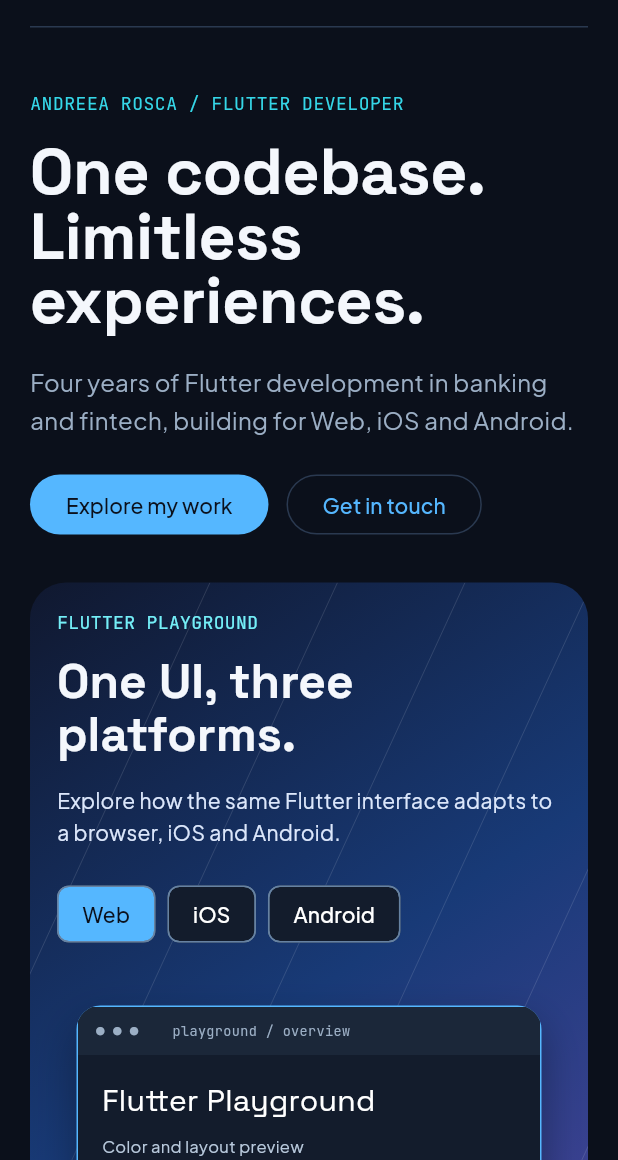
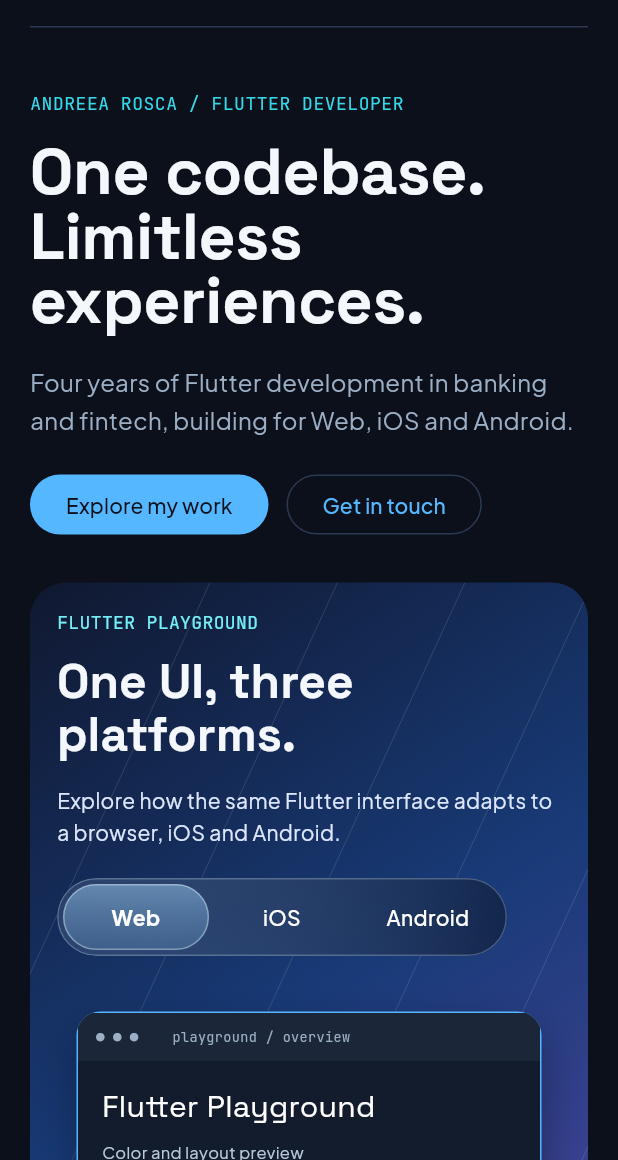
Before and after one commit to roscaandreea/beyond-platforms, a Flutter app: the screen it shows after launch, on a phone screen of 412 x 824 dp, the part 76-1236 px from its top. Run offline on Flutter 3.47's test engine with Material 3 defaults, Android fonts, the phone set to English and light mode, and no system bars; our stand-ins replace material_ui.

Commit message:
fix(playground): Added segmented control instead of separate buttons

```diff
--- a/lib/features/playground/playground.dart
+++ b/lib/features/playground/playground.dart
@@ -1,3 +1,5 @@
+import 'dart:ui' show ImageFilter;
+
 import 'package:material_ui/material_ui.dart';
 
 enum PlatformPreview { web, ios, android }
@@ -92,31 +94,11 @@ class _PlaygroundState extends State<Playground>
                     style: TextStyle(color: Color(0xFFDCE7FB), height: 1.5),
                   ),
                   const SizedBox(height: 20),
-                  Wrap(
-                    spacing: 8,
-                    runSpacing: 8,
-                    children: [
-                      for (final platform in PlatformPreview.values)
-                        ChoiceChip(
-                          label: Text(platform.label),
-                          selected: platform == _selected,
-                          showCheckmark: false,
-                          selectedColor: const Color(0xFF55B7FF),
-                          backgroundColor: const Color(0xFF131C2C),
-                          side: const BorderSide(color: Color(0xFF6682A2)),
-                          labelStyle: TextStyle(
-                            color: platform == _selected
-                                ? const Color(0xFF0B101B)
-                                : Colors.white,
-                          ),
-                          padding: const EdgeInsets.symmetric(
-                            horizontal: 8,
-                            vertical: 8,
-                          ),
-                          onSelected: (_) =>
-                              setState(() => _selected = platform),
-                        ),
-                    ],
+                  _GlassPlatformSelector(
+                    selected: _selected,
+                    reduceMotion: _reduceMotion,
+                    onSelected: (platform) =>
+                        setState(() => _selected = platform),
                   ),
                 ],
               );
@@ -166,7 +148,9 @@ class _PlaygroundState extends State<Playground>
                                         milliseconds: _reduceMotion ? 0 : 250,
                                       ),
                                       child: AnimatedOpacity(
-                                        opacity: platform == _selected ? 1 : .7,
+                                        opacity: platform == _selected
+                                            ? 1
+                                            : 0.64,
                                         duration: Duration(
                                           milliseconds: _reduceMotion ? 0 : 250,
                                         ),
@@ -210,6 +194,141 @@ class _PlaygroundState extends State<Playground>
                       ),
               );
             },
+          ),
+        ),
+      ),
+    );
+  }
+}
+
+class _GlassPlatformSelector extends StatelessWidget {
+  const _GlassPlatformSelector({
+    required this.selected,
+    required this.reduceMotion,
+    required this.onSelected,
+  });
+
+  final PlatformPreview selected;
+  final bool reduceMotion;
+  final ValueChanged<PlatformPreview> onSelected;
+
+  @override
+  Widget build(BuildContext context) {
+    final highContrast = MediaQuery.highContrastOf(context);
+    final radius = BorderRadius.circular(26);
+    return ConstrainedBox(
+      constraints: const BoxConstraints(maxWidth: 300),
+      child: ClipRRect(
+        borderRadius: radius,
+        child: BackdropFilter(
+          enabled: !highContrast,
+          filter: ImageFilter.blur(sigmaX: 12, sigmaY: 12),
+          child: DecoratedBox(
+            decoration: BoxDecoration(
+              borderRadius: radius,
+              border: Border.all(
+                color: highContrast ? Colors.white : const Color(0x42DCF1FF),
+              ),
+              gradient: LinearGradient(
+                begin: Alignment.topLeft,
+                end: Alignment.bottomRight,
+                colors: highContrast
+                    ? const [Color(0xFF111827), Color(0xFF111827)]
+                    : const [Color(0x39758FAC), Color(0x8C0A1324)],
+              ),
+            ),
+            child: Padding(
+              padding: const EdgeInsets.all(4),
+              child: Stack(
+                alignment: Alignment.center,
+                children: [
+                  Positioned.fill(
+                    child: IgnorePointer(
+                      child: AnimatedAlign(
+                        duration: Duration(
+                          milliseconds: reduceMotion ? 0 : 280,
+                        ),
+                        curve: Curves.easeOutCubic,
+                        alignment: Alignment(selected.index - 1.0, 0),
+                        child: FractionallySizedBox(
+                          widthFactor: 1 / PlatformPreview.values.length,
+                          heightFactor: 1,
+                          child: DecoratedBox(
+                            decoration: BoxDecoration(
+                              borderRadius: radius,
+                              border: Border.all(
+                                color: highContrast
+                                    ? Colors.white
+                                    : const Color(0x62EAF8FF),
+                              ),
+                              gradient: LinearGradient(
+                                begin: Alignment.topCenter,
+                                end: Alignment.bottomCenter,
+                                colors: highContrast
+                                    ? const [Colors.white, Colors.white]
+                                    : const [
+                                        Color(0x7BA2D4FA),
+                                        Color(0x4C6C9EC9),
+                                      ],
+                              ),
+                            ),
+                          ),
+                        ),
+                      ),
+                    ),
+                  ),
+                  Material(
+                    type: MaterialType.transparency,
+                    child: Row(
+                      children: [
+                        for (final platform in PlatformPreview.values)
+                          Expanded(
+                            child: Semantics(
+                              button: true,
+                              selected: platform == selected,
+                              child: InkWell(
+                                customBorder: const StadiumBorder(),
+                                overlayColor: const WidgetStatePropertyAll(
+                                  Color(0x22FFFFFF),
+                                ),
+                                onTap: () => onSelected(platform),
+                                child: ConstrainedBox(
+                                  constraints: const BoxConstraints(
+                                    minHeight: 44,
+                                  ),
+                                  child: Center(
+                                    child: Padding(
+                                      padding: const EdgeInsets.symmetric(
+                                        horizontal: 4,
+                                        vertical: 8,
+                                      ),
+                                      child: Text(
+                                        platform.label,
+                                        textAlign: TextAlign.center,
+                                        style: TextStyle(
+                                          color:
+                                              highContrast &&
+                                                  platform == selected
+                                              ? const Color(0xFF0B101B)
+                                              : Colors.white,
+                                          fontSize: 14,
+                                          fontWeight: platform == selected
+                                              ? FontWeight.w700
+                                              : FontWeight.w500,
+                                        ),
+                                      ),
+                                    ),
+                                  ),
+                                ),
+                              ),
+                            ),
+                          ),
+                      ],
+                    ),
+                  ),
+                ],
+              ),
+            ),
           ),
         ),
       ),
```
Also changed, not shown: 1 other file.
